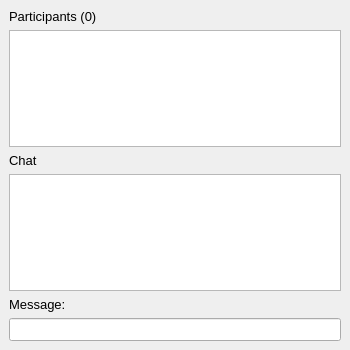
First picture: the form in client/src/ui/chatdialog.ui, repository klaalk/klapklap, before the edit.
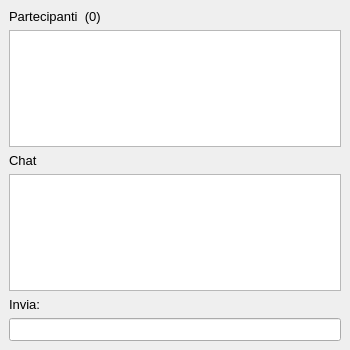
Second picture: the form after the edit.

```diff
--- a/client/src/ui/chatdialog.ui
+++ b/client/src/ui/chatdialog.ui
@@ -74,7 +74,7 @@
           </font>
          </property>
          <property name="text">
-          <string>Participants (0)</string>
+          <string>Partecipanti  (0)</string>
          </property>
         </widget>
        </item>
@@ -164,7 +164,7 @@
         </font>
        </property>
        <property name="text">
-        <string>Message:</string>
+        <string>Invia:</string>
        </property>
       </widget>
      </item>
```
Left out of the diff: 3 changed lines with no effect on the pictures.
